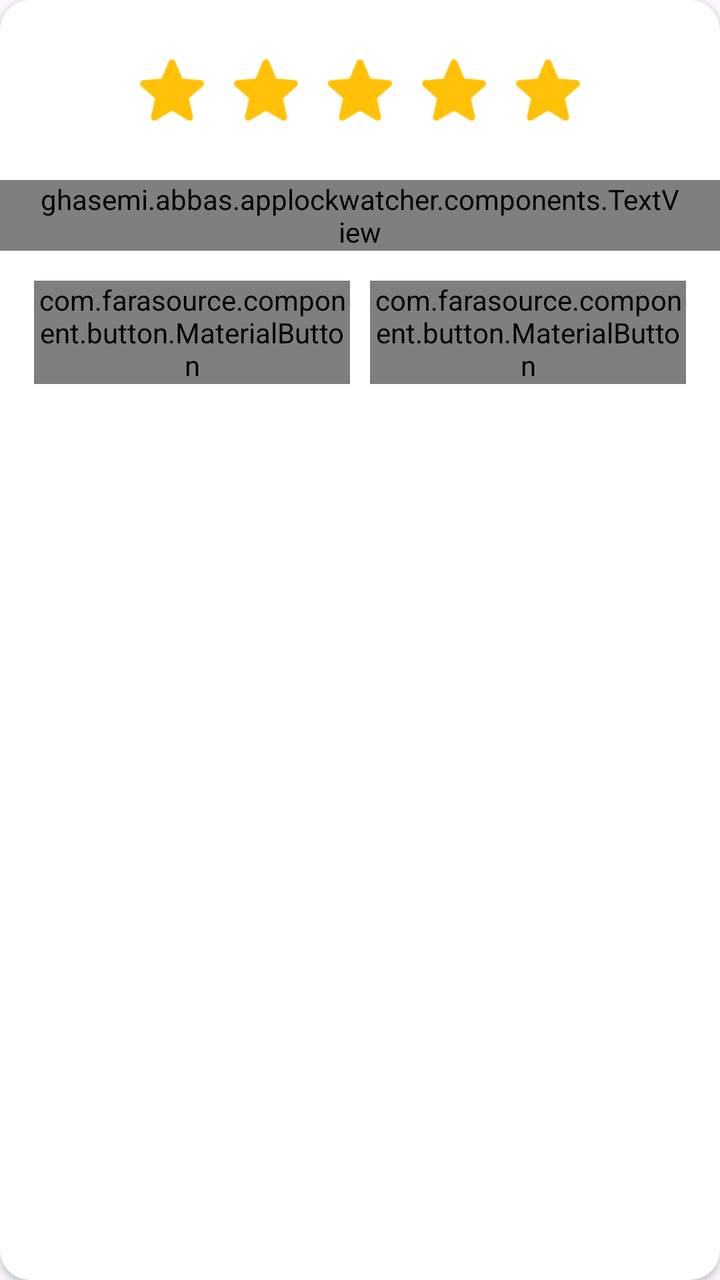
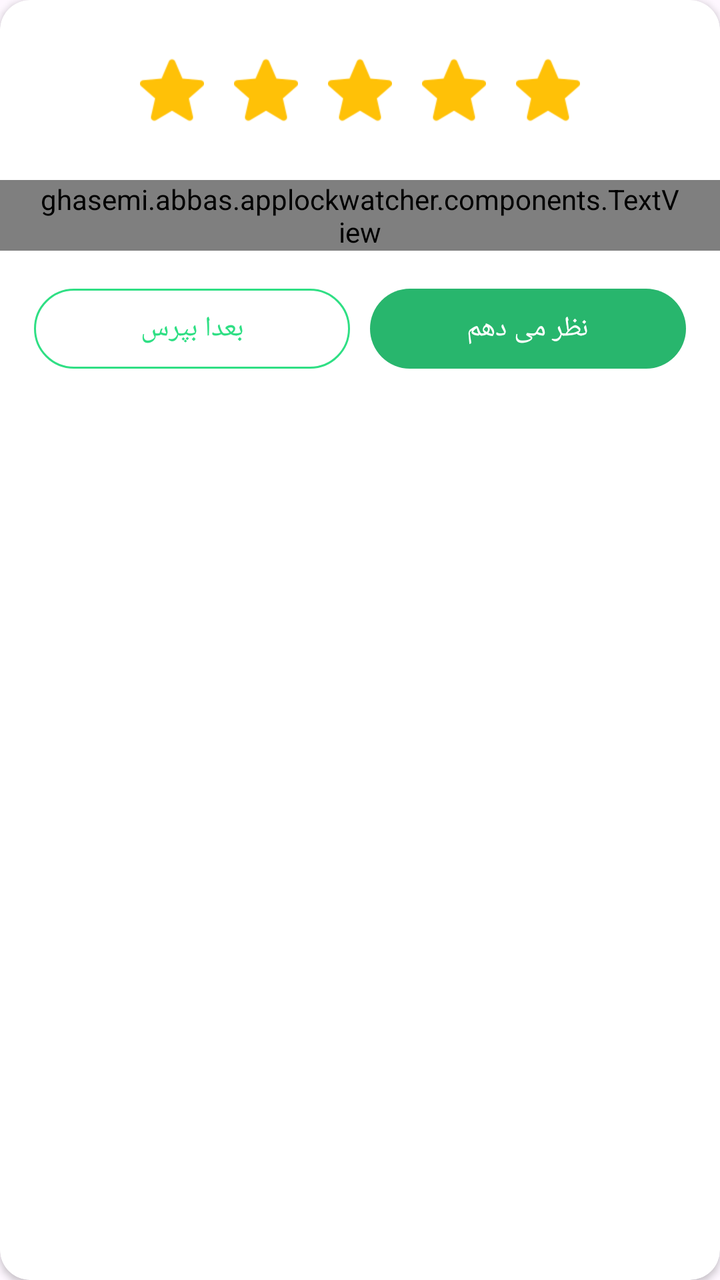

The first picture is an Android layout as it rendered before a commit; the second is the same layout after the commit. The layout source and the unified diff follow.
<!-- AndroidManifest.xml: application theme AppTheme -->
<!-- res/layout/star.xml -->
<?xml version="1.0" encoding="utf-8"?>
<androidx.cardview.widget.CardView xmlns:android="http://schemas.android.com/apk/res/android"
    xmlns:app="http://schemas.android.com/apk/res-auto"
    android:layout_width="match_parent"
    android:layout_height="wrap_content"
    android:layout_margin="10dp"
    app:cardBackgroundColor="#fff"
    app:cardCornerRadius="15dp">

    <LinearLayout
        android:layout_width="match_parent"
        android:layout_height="wrap_content"
        android:orientation="vertical">

        <LinearLayout
            android:layout_marginTop="15dp"
            android:layout_width="match_parent"
            android:layout_height="60dp"
            android:gravity="center"
            android:orientation="horizontal">

            <ImageView
                android:id="@+id/s1"
                android:layout_width="32dp"
                android:layout_height="32dp"
                android:src="@drawable/ic_yellow_star" />

            <ImageView
                android:id="@+id/s2"
                android:layout_width="32dp"
                android:layout_height="32dp"
                android:layout_marginLeft="15dp"
                android:src="@drawable/ic_yellow_star" />

            <ImageView
                android:id="@+id/s3"
                android:layout_width="32dp"
                android:layout_height="32dp"
                android:layout_marginLeft="15dp"
                android:src="@drawable/ic_yellow_star" />

            <ImageView
                android:id="@+id/s4"
                android:layout_width="32dp"
                android:layout_height="32dp"
                android:layout_marginLeft="15dp"
                android:src="@drawable/ic_yellow_star" />

            <ImageView
                android:id="@+id/s5"
                android:layout_width="32dp"
                android:layout_height="32dp"
                android:layout_marginLeft="15dp"
                android:src="@drawable/ic_yellow_star" />

        </LinearLayout>

        <ghasemi.abbas.applockwatcher.components.TextView
            android:layout_width="match_parent"
            android:layout_height="wrap_content"
            android:layout_marginVertical="15dp"
            android:gravity="center"
            android:paddingLeft="20dp"
            android:paddingRight="20dp"
            android:textSize="14sp"
            android:text="با ثبت امتیاز برای اپلیکیشن از ما حمایت کنید. \n نظرت برای بهبود اپلیکیشن برای ما اهمیت داره (:"
            app:bold="true"
            app:color="#000" />

        <LinearLayout
            android:layout_width="match_parent"
            android:layout_height="wrap_content"
            android:layout_marginHorizontal="7dp"
            android:layout_marginBottom="17dp"
            android:orientation="horizontal">

            <com.farasource.component.button.MaterialButton
                android:id="@+id/close"
                android:layout_width="0dp"
                android:layout_height="wrap_content"
                android:layout_marginLeft="10dp"
                android:layout_marginRight="5dp"
                android:layout_weight="1"
                android:text="بعدا بپرس"
                android:textColor="@color/colorAccent"
                app:backgroundTint="#fff"
                app:rippleColor="#332FDF84"
                app:strokeColor="@color/colorAccent"
                app:strokeWidth="1dp" />

            <com.farasource.component.button.MaterialButton
                android:id="@+id/star"
                android:layout_width="0dp"
                android:layout_height="wrap_content"
                android:layout_marginLeft="5dp"
                android:layout_marginRight="10dp"
                android:layout_weight="1"
                android:text="نظر می دهم"
                android:textColor="#fff" />
        </LinearLayout>
    </LinearLayout>

</androidx.cardview.widget.CardView>
<!-- resources referenced by this layout -->
<resources>
  <color name="colorAccent">#2FDF84</color>
  <!-- drawable ic_yellow_star: png bitmap (drawable, 1559 bytes) -->
  <style name="AppTheme" parent="Theme.Material3.Light.NoActionBar">
          
          <item name="colorPrimary">@color/colorPrimary</item>
          <item name="android:colorPrimaryDark">@color/colorPrimaryDark</item>
          <item name="android:colorAccent">@color/colorAccent</item>
          <item name="android:colorEdgeEffect">@color/colorEdgeEffect</item>
          <item name="android:soundEffectsEnabled">false</item>
          <item name="android:colorControlHighlight">#1A000000</item>
          <item name="android:statusBarColor">@color/colorPrimaryDark</item>
          <item name="android:navigationBarColor">@color/white</item>
          <item name="android:windowLightNavigationBar" tools:targetApi="o_mr1">true</item>
          <item name="android:dialogTheme">@style/dialogTheme</item>
          <item name="colorPrimaryContainer">@color/colorAccent</item>
      </style>
  <color name="colorPrimary">#28B66D</color>
  <color name="colorPrimaryDark">#2FA268</color>
  <color name="colorEdgeEffect">#ffffff</color>
  <color name="white">#FFFF</color>
  <style name="dialogTheme" parent="Theme.Material3.Light.Dialog">
          <item name="android:colorPrimary">@color/colorPrimary</item>
          <item name="android:windowBackground">@android:color/transparent</item>
          <item name="android:windowAnimationStyle">@style/dialogAnimation</item>
      </style>
  <style name="dialogAnimation">
          <item name="android:windowEnterAnimation">@anim/in</item>
          <item name="android:windowExitAnimation">@anim/out</item>
      </style>
</resources>

<!-- the commit's change to res/layout/star.xml (unified diff, before → after) -->
@@ -74,7 +74,7 @@
             android:layout_marginBottom="17dp"
             android:orientation="horizontal">
 
-            <com.farasource.component.button.MaterialButton
+            <com.google.android.material.button.MaterialButton
                 android:id="@+id/close"
                 android:layout_width="0dp"
                 android:layout_height="wrap_content"
@@ -88,7 +88,7 @@
                 app:strokeColor="@color/colorAccent"
                 app:strokeWidth="1dp" />
 
-            <com.farasource.component.button.MaterialButton
+            <com.google.android.material.button.MaterialButton
                 android:id="@+id/star"
                 android:layout_width="0dp"
                 android:layout_height="wrap_content"
<!-- resource entries referenced after the edit -->
@@ -5,22 +5,31 @@
   <style name="AppTheme" parent="Theme.Material3.Light.NoActionBar">
           
           <item name="colorPrimary">@color/colorPrimary</item>
+          <item name="materialButtonStyle">@style/LockApp.MaterialButton</item>
           <item name="android:colorPrimaryDark">@color/colorPrimaryDark</item>
           <item name="android:colorAccent">@color/colorAccent</item>
           <item name="android:colorEdgeEffect">@color/colorEdgeEffect</item>
           <item name="android:soundEffectsEnabled">false</item>
           <item name="android:colorControlHighlight">#1A000000</item>
-          <item name="android:statusBarColor">@color/colorPrimaryDark</item>
+          <item name="android:statusBarColor">@color/colorPrimary</item>
+          <item name="android:windowLightStatusBar">false</item>
           <item name="android:navigationBarColor">@color/white</item>
           <item name="android:windowLightNavigationBar" tools:targetApi="o_mr1">true</item>
           <item name="android:dialogTheme">@style/dialogTheme</item>
           <item name="colorPrimaryContainer">@color/colorAccent</item>
       </style>
   <color name="colorPrimary">#28B66D</color>
+  <style name="LockApp.MaterialButton" parent="Widget.Material3.Button">
+          <item name="backgroundTint">@color/colorPrimary</item>
+          <item name="android:textColor">@color/white</item>
+          <item name="rippleColor">#3328B66D</item>
+      </style>
   <color name="colorPrimaryDark">#2FA268</color>
   <color name="colorEdgeEffect">#ffffff</color>
   <color name="white">#FFFF</color>
   <style name="dialogTheme" parent="Theme.Material3.Light.Dialog">
+          <item name="colorPrimary">@color/colorPrimary</item>
+          <item name="materialButtonStyle">@style/LockApp.MaterialButton</item>
           <item name="android:colorPrimary">@color/colorPrimary</item>
           <item name="android:windowBackground">@android:color/transparent</item>
           <item name="android:windowAnimationStyle">@style/dialogAnimation</item>
